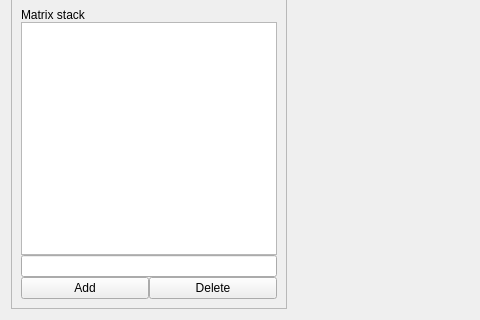
This is MainWindow.ui in Fuuzetsu/cwk1-cm20219-2013 as Qt 5 draws it before an edit; both pictures show x 0 to 480 and y 528 to 848 of the 794 by 848 pixel window. The edited form follows.
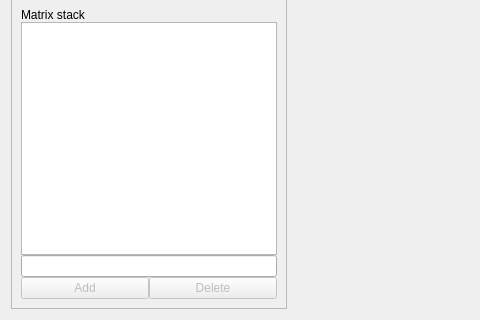
This is the edited form. Custom widgets are drawn as their Qt base class.

Commit message: Enable/disable add/delete buttons when appropriate.

What changed in the file:
```diff
--- a/MainWindow.ui
+++ b/MainWindow.ui
@@ -171,6 +171,9 @@
          <layout class="QHBoxLayout" name="horizontalLayout">
           <item>
            <widget class="QPushButton" name="addMatrixButton">
+            <property name="enabled">
+             <bool>false</bool>
+            </property>
             <property name="text">
              <string>Add</string>
             </property>
@@ -178,6 +181,9 @@
           </item>
           <item>
            <widget class="QPushButton" name="deleteMatrixButton">
+            <property name="enabled">
+             <bool>false</bool>
+            </property>
             <property name="text">
              <string>Delete</string>
             </property>
```
The commit also changes 1 other file.
